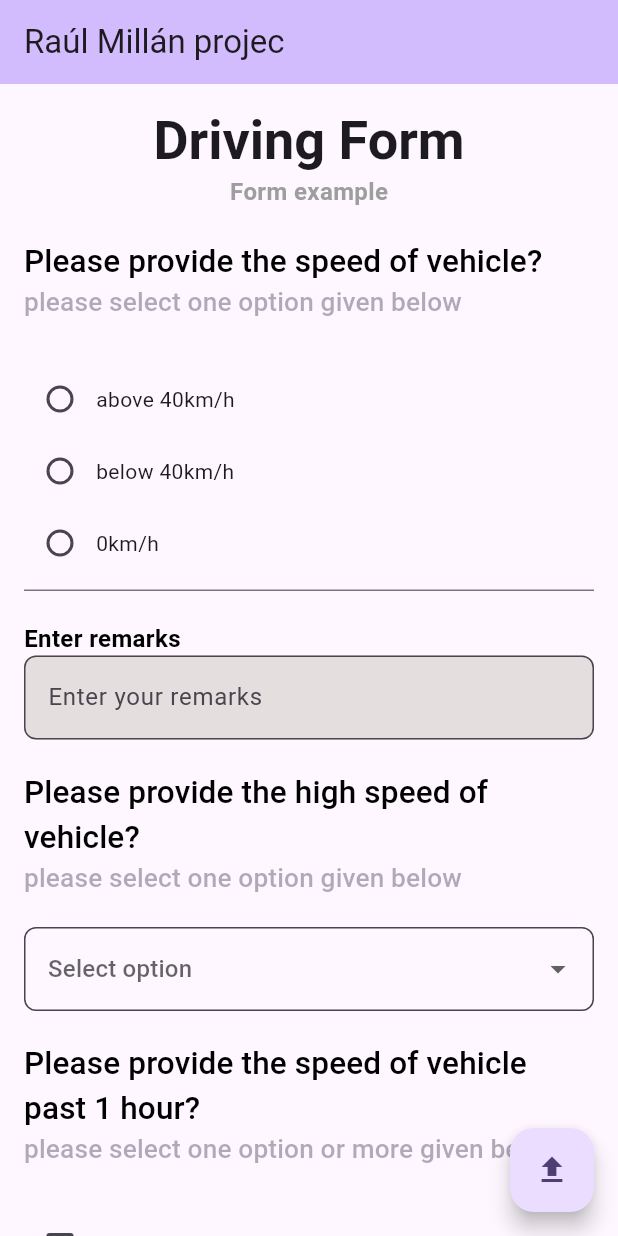
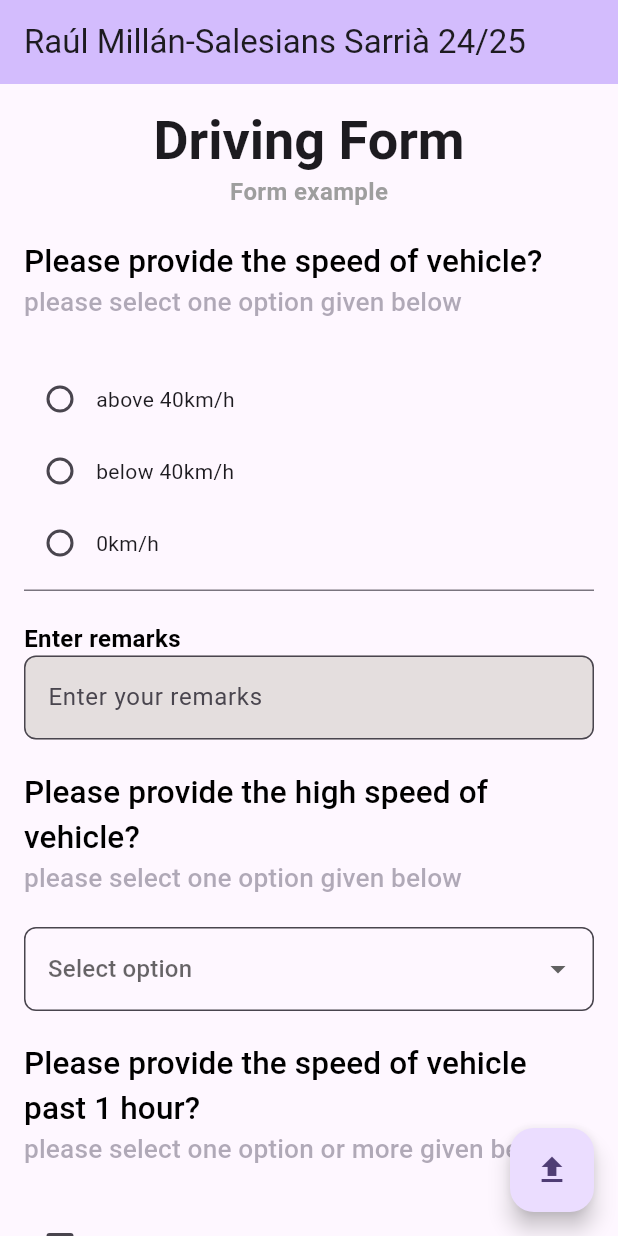
Before and after one commit to RaulMillanMoreno/formulario-a, a Flutter app: the screen it shows after launch, on a phone screen of 412 x 824 dp. Run offline on Flutter 3.47's test engine with Material 3 defaults, Android fonts, the phone set to English and light mode, and no system bars; drawn by our look-alikes of flutter_form_builder; our stand-ins replace form_builder_validators.

Commit message:
Update main.dart

```diff
--- a/lib/main.dart
+++ b/lib/main.dart
@@ -23,7 +23,7 @@ class MyHomePage extends StatelessWidget {
   MyHomePage({super.key});
 
   final myController = TextEditingController();
-  final String title = 'Raúl Millán projec';
+  final String title = 'Raúl Millán-Salesians Sarrià 24/25';
   final _formKey = GlobalKey<FormBuilderState>();
   void _onChanged(dynamic val) => debugPrint(val.toString());
 
@@ -107,14 +107,14 @@ class MyHomePage extends StatelessWidget {
                       name: 'remarks',
                       validator: FormBuilderValidators.required(),
                       decoration: InputDecoration(
-                        hintText: 'Enter your remarks', // Texto de sugerencia dentro del campo
-                        filled: true, // Para llenar el fondo del campo
-                        fillColor: const Color.fromARGB(255, 228, 222, 222), // Color de fondo similar al de la imagen
+                        hintText: 'Enter your remarks',
+                        filled: true,
+                        fillColor: const Color.fromARGB(255, 228, 222, 222),
                         border: OutlineInputBorder(
-                          borderRadius: BorderRadius.circular(8.0), // Bordes redondeados
-                          borderSide: BorderSide(// no sale el color del borde
-                            color: Colors.black, // Color del borde
-                            width: 1.0, // Grosor del borde
+                          borderRadius: BorderRadius.circular(8.0),
+                          borderSide: BorderSide(
+                            color: Colors.black,
+                            width: 1.0,
                           ),
                         ),
                       ),
@@ -124,9 +124,7 @@ class MyHomePage extends StatelessWidget {
 
                     //Encabezado y dropdown
                     Text('Please provide the high speed of vehicle?',
-
                       style: Theme.of(context).textTheme.labelLarge?.apply(
-
                         fontSizeFactor: 1.5,
                         color: Colors.black,
                       ),
@@ -135,13 +133,11 @@ class MyHomePage extends StatelessWidget {
 
                     Text('please select one option given below',
                         style: Theme.of(context).textTheme.labelLarge?.apply(
-
                           fontSizeFactor: 1.25,
                           color: Theme.of(context).colorScheme.secondary.withOpacity(0.5)
                         ),
                         textAlign: TextAlign.left,
                       ),
-
                     const SizedBox(height: 20),
 
                     FormBuilderDropdown<String>(
@@ -169,7 +165,6 @@ class MyHomePage extends StatelessWidget {
 
                     //Encabezado y grupo de chebox
                     Text('Please provide the speed of vehicle past 1 hour?',
-
                       style: Theme.of(context).textTheme.labelLarge?.apply(
                         fontSizeFactor: 1.5,
                         color: Colors.black,
@@ -179,17 +174,17 @@ class MyHomePage extends StatelessWidget {
 
                     Text('please select one option or more given below',
                         style: Theme.of(context).textTheme.labelLarge?.apply(
-
                           fontSizeFactor: 1.25,
                           color: Theme.of(context).colorScheme.secondary.withOpacity(0.5)
                         ),
                         textAlign: TextAlign.left,
                       ),
-
                     const SizedBox(height: 20),
 
                     FormBuilderCheckboxGroup<String>(
                       name: 'high_speed',
+                      validator: FormBuilderValidators.compose(
+                        [FormBuilderValidators.required(errorText: 'Es necesario seleccionar alguna opción')]),
                       autovalidateMode: AutovalidateMode.onUserInteraction,
                       orientation: OptionsOrientation.vertical,
                       options: const [
```
